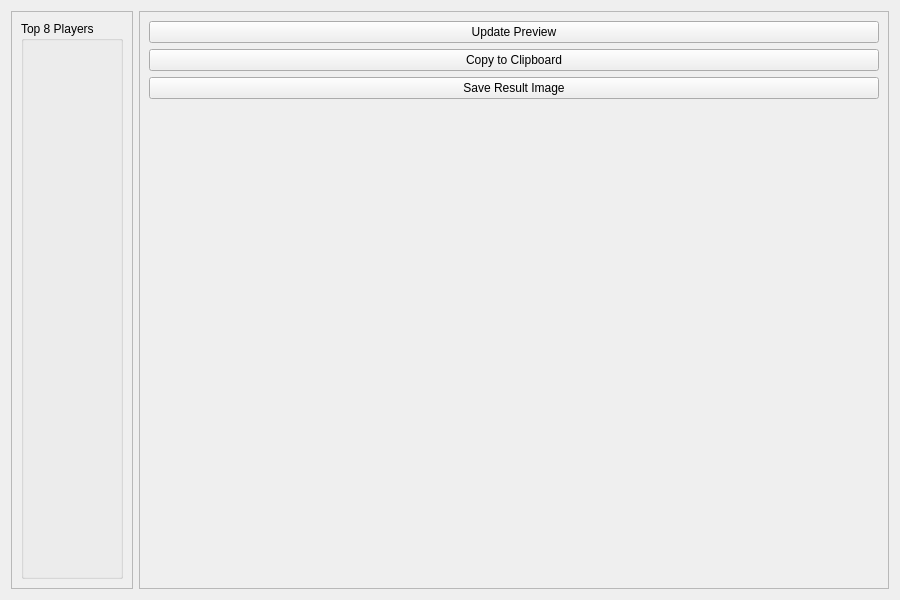
Qt form src/layout/AutonaResultSettings.ui (yuya-tagu/Autona) before a commit.
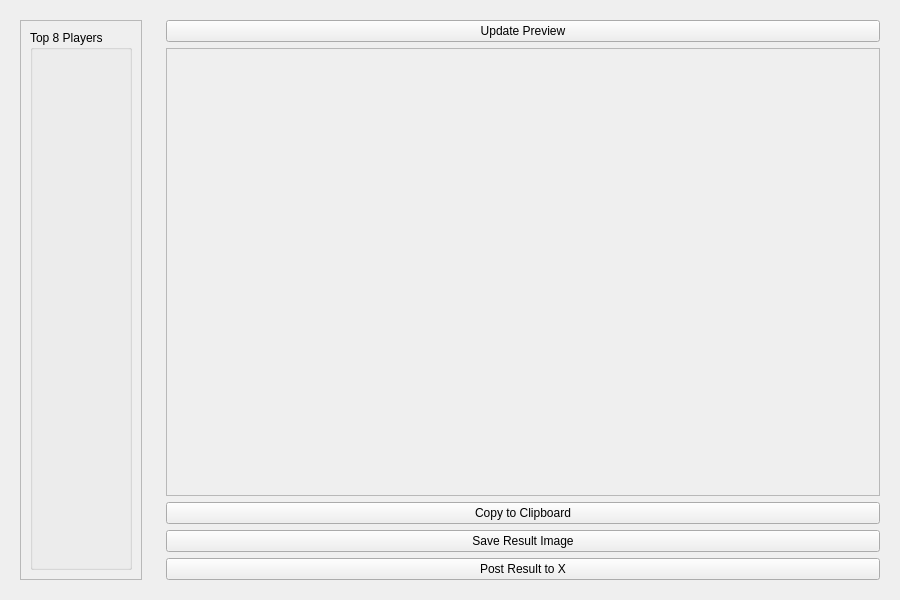
The same form after that commit.

Commit message:
feat(ui): EVENTタブ大会選択統合とRESULTタブX投稿機能を追加
EVENTタブ:
- 「大会を選ぶ」「大会から読み込む」を1ボタンに統合（URLプリフィル・再取得強制・アイコン/バナー一括取得）
- ボタンにStart.ggロゴを追加
- 配信タイトル欄とコピーボタンを横並び化（ボタンを小型化）

RESULTタブ:
- 「大会情報」「TOP8」「Top16」読込を「大会結果を読み込む」1ボタンに統合
- 「リザルトをXに投稿する」ボタンを追加（画像クリップボードコピー＋X遷移＋説明テキスト生成）
- 投稿テキストはresult_players（リザルト画像と同一データ）から生成し整合を担保
- 順位はTOP4まで、各選手のXアカウントを@メンション付与（手動入力欄も追加）
- 大会URL・配信URLを投稿テキストに追記、参加者数を表示
- 操作ボタンを常時表示し、プレイヤー欄/プレビューのみスクロールするレイアウトに変更
- プレビューwidgetのresizeEvent無限再帰（クラッシュ）を再入ガードで修正

Diff of the .ui file:
```diff
--- a/src/layout/AutonaResultSettings.ui
+++ b/src/layout/AutonaResultSettings.ui
@@ -12,6 +12,15 @@
   </property>
   <layout class="QHBoxLayout" name="horizontalLayout">
    <item>
+    <widget class="QWidget" name="leftPane">
+     <property name="sizePolicy">
+      <sizepolicy hsizetype="Minimum" vsizetype="Expanding">
+       <horstretch>0</horstretch>
+       <verstretch>0</verstretch>
+      </sizepolicy>
+     </property>
+     <layout class="QVBoxLayout" name="verticalLayout_left">
+      <item>
     <widget class="QScrollArea" name="scrollArea">
      <property name="sizePolicy">
       <sizepolicy hsizetype="Minimum" vsizetype="Expanding">
@@ -23,7 +32,7 @@
       <bool>true</bool>
      </property>
      <widget class="QWidget" name="scrollAreaWidgetContents">
-      <layout class="QVBoxLayout" name="verticalLayout_left">
+         <layout class="QVBoxLayout" name="verticalLayout_left_scroll">
        <item>
         <widget class="QGroupBox" name="groupBoxPlayers">
          <property name="title">
@@ -37,18 +46,17 @@
      </widget>
     </widget>
    </item>
+     </layout>
+    </widget>
+   </item>
    <item>
-    <widget class="QScrollArea" name="scrollArea_right">
+    <widget class="QWidget" name="rightPane">
      <property name="sizePolicy">
       <sizepolicy hsizetype="Expanding" vsizetype="Expanding">
        <horstretch>0</horstretch>
        <verstretch>0</verstretch>
       </sizepolicy>
      </property>
-     <property name="widgetResizable">
-      <bool>true</bool>
-     </property>
-     <widget class="QWidget" name="scrollAreaRightContents">
       <layout class="QVBoxLayout" name="verticalLayout_right">
        <item>
         <widget class="QPushButton" name="btUpdatePreview">
@@ -57,6 +65,34 @@
          </property>
         </widget>
        </item>
+      <item>
+       <widget class="QScrollArea" name="scrollArea_right">
+        <property name="sizePolicy">
+         <sizepolicy hsizetype="Expanding" vsizetype="Expanding">
+          <horstretch>0</horstretch>
+          <verstretch>0</verstretch>
+         </sizepolicy>
+        </property>
+        <property name="widgetResizable">
+         <bool>true</bool>
+        </property>
+        <widget class="QWidget" name="scrollAreaRightContents">
+         <layout class="QVBoxLayout" name="verticalLayout_preview_scroll">
+          <item>
+           <widget class="QWidget" name="resultPreview" native="true">
+            <property name="sizePolicy">
+             <sizepolicy hsizetype="Expanding" vsizetype="Expanding">
+              <horstretch>0</horstretch>
+              <verstretch>0</verstretch>
+             </sizepolicy>
+            </property>
+            <layout class="QVBoxLayout" name="verticalLayout_preview"/>
+           </widget>
+          </item>
+         </layout>
+        </widget>
+       </widget>
+      </item>
        <item>
         <widget class="QPushButton" name="btCopyToClipboard">
          <property name="text">
@@ -72,18 +108,13 @@
         </widget>
        </item>
        <item>
-        <widget class="QWidget" name="resultPreview" native="true">
-         <property name="sizePolicy">
-          <sizepolicy hsizetype="Expanding" vsizetype="Expanding">
-           <horstretch>0</horstretch>
-           <verstretch>0</verstretch>
-          </sizepolicy>
-         </property>
-         <layout class="QVBoxLayout" name="verticalLayout_preview"/>
+       <widget class="QPushButton" name="btPostResultToX">
+        <property name="text">
+         <string>Post Result to X</string>
+        </property>
         </widget>
        </item>
       </layout>
-     </widget>
     </widget>
    </item>
   </layout>
```
Lines whose indentation alone changed are shown as unchanged. The commit also changes 9 other files.
